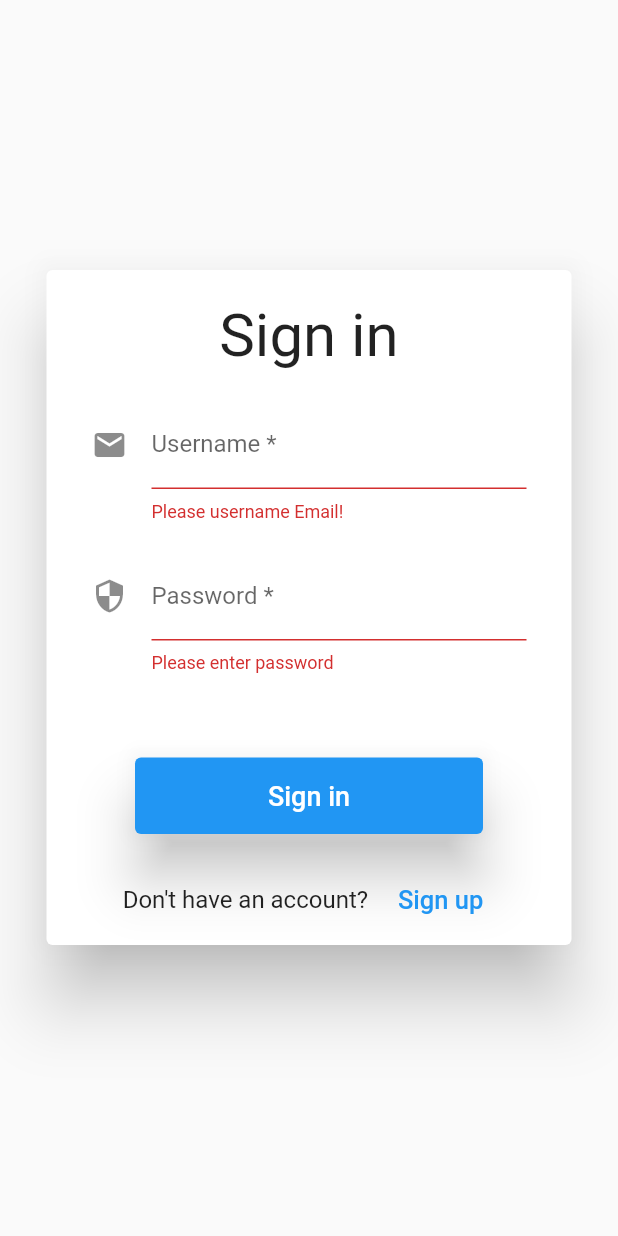
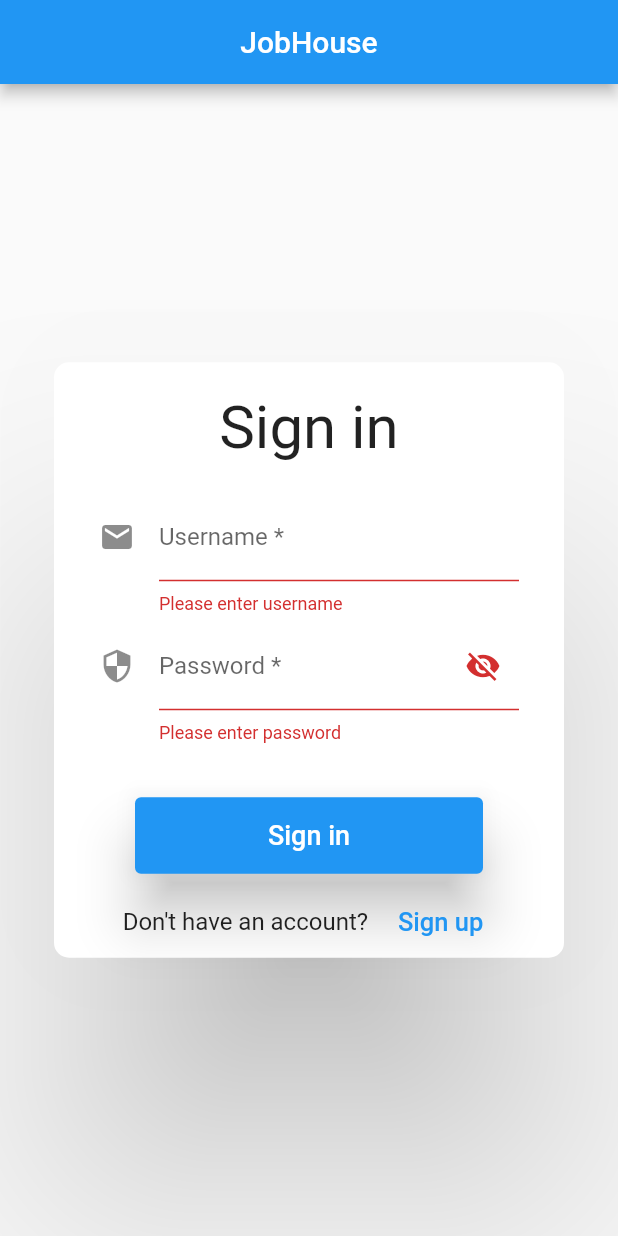
Before and after one commit to bekiTil/JobHouseApp, a Flutter app: the screen it shows after launch, after a tap on "Sign in", on a phone screen of 412 x 824 dp. Run offline on Flutter 3.47's test engine with Material 2 defaults, Android fonts, the phone set to English and light mode, and no system bars; our stand-ins replace bloc, equatable, flutter_bloc, go_router, shared_preferences, sqflite; accounts and stored records are empty.

Commit message:
changed the sign-in page to fit on emulator

```diff
--- a/frontend/lib/screens/auth/authentication_page.dart
+++ b/frontend/lib/screens/auth/authentication_page.dart
@@ -27,6 +27,14 @@ class _LoginPageState extends State<LoginPage> {
   final GlobalKey<ScaffoldState> _scaffoldKey = GlobalKey();
   late ScaffoldMessengerState scaffoldMessenger;
 
+  bool _passwordVisible = false;
+
+  void toggle() {
+    setState(() {
+      _passwordVisible = !_passwordVisible;
+    });
+  }
+
   @override
   Widget build(BuildContext context) {
     _submit() {
@@ -47,17 +55,21 @@ class _LoginPageState extends State<LoginPage> {
       }
     }, builder: (context, state) {
       return Scaffold(
+        appBar: AppBar(
+          centerTitle: true,
+          title: const Text('JobHouse'),
+        ),
         key: _scaffoldKey,
-        body: Padding(
-          padding: const EdgeInsets.symmetric(vertical: 120.0),
+        body: Center(
           child: SingleChildScrollView(
             child: Center(
               child: Card(
-                elevation: 20,
-                margin: const EdgeInsets.only(top: 60),
+                elevation: 80,
+                shape: RoundedRectangleBorder(
+                  borderRadius: BorderRadius.circular(10.0),
+                ),
                 child: SizedBox(
-                  width: 350,
-                  height: 450,
+                  width: 340,
                   child: Column(
                     children: [
                       Container(
@@ -79,10 +91,11 @@ class _LoginPageState extends State<LoginPage> {
                                 if (state is LoginFailure) {
                                   loginResult = "Invalid username or password!";
                                 } else if (state is LoginSuccessfull) {
-                                  BlocProvider.of<AuthBloc>(context).add(LoggedIn(
-                                      id: state.id,
-                                      role: state.role,
-                                      token: state.token));
+                                  BlocProvider.of<AuthBloc>(context).add(
+                                      LoggedIn(
+                                          id: state.id,
+                                          role: state.role,
+                                          token: state.token));
                                 }
                               }),
                               child: Form(
@@ -94,7 +107,7 @@ class _LoginPageState extends State<LoginPage> {
                                         controller: _usernameController,
                                         decoration: const InputDecoration(
                                           icon: Icon(Icons.email),
-                                          hintText: 'Your personal Username?',
+                                          hintText: 'Enter your username',
                                           labelText: 'Username *',
                                         ),
                                         onSaved: (value) {
@@ -102,24 +115,35 @@ class _LoginPageState extends State<LoginPage> {
                                         },
                                         validator: (String? value) {
                                           return value!.isEmpty
-                                              ? 'Please username Email!'
+                                              ? 'Please enter username'
                                               : null;
                                         },
                                       ),
                                       const SizedBox(
-                                        height: 20,
+                                        height: 5,
                                       ),
                                       TextFormField(
                                         controller: _passwordController,
-                                        obscureText: true,
-                                        decoration: const InputDecoration(
-                                          icon: Icon(Icons.security),
-                                          hintText: 'The one you only you know?',
+                                        obscureText: !_passwordVisible,
+                                        decoration: InputDecoration(
+                                          icon: const Icon(Icons.security),
+                                          hintText: 'Enter your password',
                                           labelText: 'Password *',
+                                          suffixIcon: IconButton(
+                                            icon: Icon(
+                                              _passwordVisible
+                                                  ? Icons.visibility
+                                                  : Icons.visibility_off,
+                                            ),
+                                            onPressed: () {
+                                              setState(() {
+                                                _passwordVisible =
+                                                    !_passwordVisible;
+                                              });
+                                            },
+                                          ),
                                         ),
-                                        onSaved: (value) {
-                                          password = value!;
-                                        },
+                                        // ),
                                         validator: (String? value) {
                                           return value!.isEmpty
                                               ? 'Please enter password'
@@ -148,7 +172,7 @@ class _LoginPageState extends State<LoginPage> {
                           ],
                         ),
                       ),
-                      const SizedBox(height: 20),
+                      // const SizedBox(height: 5),
                       BlocBuilder<LoginBloc, LoginState>(
                         builder: ((context, state) {
                           return state is LoginLoading
@@ -175,7 +199,8 @@ class _LoginPageState extends State<LoginPage> {
                                     if (_formKey.currentState!.validate()) {
                                       BlocProvider.of<LoginBloc>(context).add(
                                           LoginPressed(
-                                              username: _usernameController.text,
+                                              username:
+                                                  _usernameController.text,
                                               password:
                                                   _passwordController.text));
                                     }
@@ -183,11 +208,11 @@ class _LoginPageState extends State<LoginPage> {
                                 );
                         }),
                       ),
-                      const SizedBox(height: 20),
+                      const SizedBox(height: 8),
                       Row(
                         mainAxisAlignment: MainAxisAlignment.center,
                         children: [
-                          const SizedBox(height: 40),
+                          const SizedBox(height: 10),
                           const Text(
                             "Don't have an account?   ",
                             style: TextStyle(
```
Also changed, not shown: frontend/lib/main.dart (+6 -4 lines).
